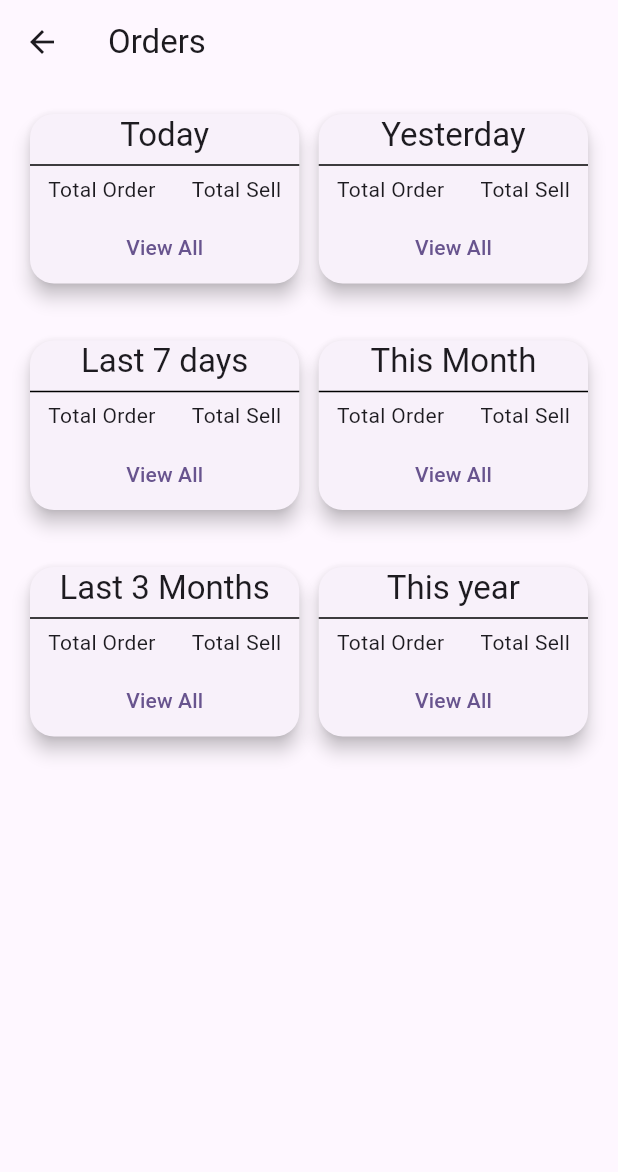
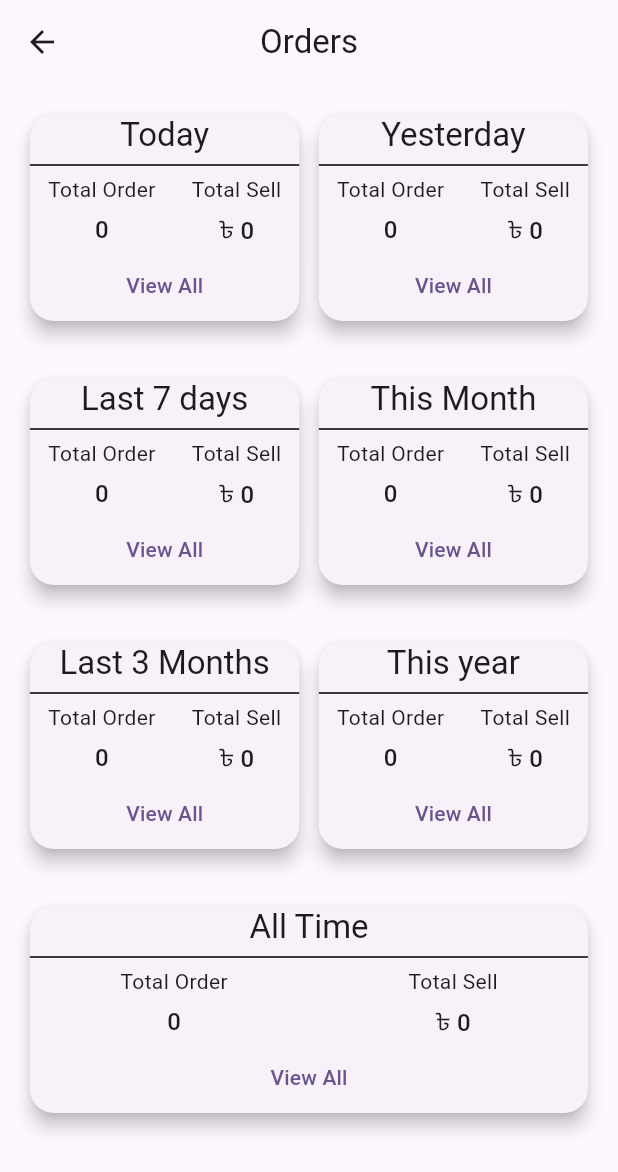
Before and after one commit to Shahadat4303191162/restaurant-management-adminApp, a Flutter app: the OrderPage screen opened by its route, on a phone screen of 412 x 824 dp. Shown: the top 1172 px of the screen. Run offline on Flutter 3.47's test engine with Material 2 defaults, Android fonts, the phone set to English and light mode, and no system bars; our stand-ins replace cached_network_image, cloud_firestore, connectivity_plus, firebase_auth, firebase_core, firebase_messaging and 5 more; accounts and stored records are empty.

Commit message:
2nd commit

```diff
--- a/lib/main.dart
+++ b/lib/main.dart
@@ -5,6 +5,7 @@ import 'package:cafe_admin/page/category_page.dart';
 import 'package:cafe_admin/page/coustomizable_product.dart';
 import 'package:cafe_admin/page/dashbord_page.dart';
 import 'package:cafe_admin/page/launcher_page.dart';
+import 'package:cafe_admin/page/order_details_page.dart';
 import 'package:cafe_admin/page/order_page.dart';
 import 'package:cafe_admin/page/table_number_page.dart';
 import 'package:cafe_admin/src/features/login/presentation/page/login_page.dart';
@@ -68,6 +69,7 @@ class MyApp extends StatelessWidget {
         CategoryPage.routeName: (_) => CategoryPage(),
         SettingsPage.routeName: (_) => SettingsPage(),
         OrderListPage.routeName: (_) => OrderListPage(),
+        OrderDetailsPage.routeName: (_) => OrderDetailsPage(),
         OrderPage.routeName:(_) => OrderPage(),
         OrderRequestPage.routeName: (_) => OrderRequestPage(),
         NewProductPage.routeName: (_) => NewProductPage(),
--- a/lib/models/drawer_list_tile_model.dart
+++ b/lib/models/drawer_list_tile_model.dart
@@ -18,7 +18,7 @@ class DrawerListTileModel{
   static const String choiceGroup = 'Choice Group';
   static const String dashBoard = 'Dashboard';
   static const String category = 'Category';
-  static const String order = 'Order';
+  static const String order = 'Order Request';
   static const String sales = 'Sales';
   static const String setting = 'Setting';
   static const String vatDiscount = 'Vat_Discount';
--- a/lib/page/Order_Request_page.dart
+++ b/lib/page/Order_Request_page.dart
@@ -8,7 +8,8 @@ class OrderRequestPage extends StatelessWidget {
   Widget build(BuildContext context) {
     return Scaffold(
       appBar: AppBar(
-        title: const Text('Sales'),
+        centerTitle: true,
+        title: const Text('Order Request List'),
       ),
     );
   }
--- a/lib/page/Vat_discount_page.dart
+++ b/lib/page/Vat_discount_page.dart
@@ -37,6 +37,7 @@ class _Vat_DiscountPageState extends State<Vat_DiscountPage> {
     final double screenWidth = MediaQuery.of(context).size.width;
     return Scaffold(
       appBar: AppBar(
+        centerTitle: true,
         title: const Text('Vat & discount'),
       ),
       body: Padding(
--- a/lib/page/dashbord_page.dart
+++ b/lib/page/dashbord_page.dart
@@ -129,7 +129,7 @@ class _DashboardPageState extends State<DashboardPage> {
       case DrawerListTileModel.dashBoard:
         return DashboardContent(); // Replace with your DashboardPage widget
       case DrawerListTileModel.order:
-        return OrderListPage(); // Replace with your OrderPage widget
+        return OrderRequestPage(); // Replace with your OrderPage widget
       case DrawerListTileModel.product_list:
         return ProductPage(); // Replace with your ProductPage widget
       case DrawerListTileModel.category:
@@ -159,7 +159,7 @@ class _DashboardPageState extends State<DashboardPage> {
         route = DashboardPage.routeName;
         break;
       case DrawerListTileModel.order :
-        route = OrderListPage.routeName;
+        route = OrderRequestPage.routeName;
         break;
       case DrawerListTileModel.product_list :
         route = ProductPage.routeName;
--- a/lib/page/order_page.dart
+++ b/lib/page/order_page.dart
@@ -13,6 +13,7 @@ class OrderPage extends StatelessWidget {
   Widget build(BuildContext context) {
     return Scaffold(
       appBar: AppBar(
+        centerTitle: true,
         title: const Text('Orders'),
       ),
       body: Consumer<OrderProvider>(
@@ -36,16 +37,16 @@ class OrderPage extends StatelessWidget {
                           children: [
                             Column(
                               children: [
-                                const Text ('Total Order'),
-                                const SizedBox(height: 5,),
-                                //Text('${provider.getFilteredListBySingleDay(DateTime.now()).length}',style: Theme.of(context).textTheme.headline5)
+                                Text ('Total Order'),
+                                SizedBox(height: 5,),
+                                Text('${provider.getFilteredListBySingleDay(DateTime.now()).length}',style: Theme.of(context).textTheme.titleMedium)
                               ],
                             ),
                             Column(
                               children: [
-                                const Text ('Total Sell'),
-                                const SizedBox(height: 5,),
-                                // Text('$currencysymbol ${provider.getTotalSaleBySingleDate(DateTime.now())}',style: Theme.of(context).textTheme.headline5)
+                                Text ('Total Sell'),
+                                SizedBox(height: 5,),
+                                Text('$currencysymbol ${provider.getTotalSaleBySingleDate(DateTime.now())}',style: Theme.of(context).textTheme.titleMedium)
                               ],
                             ),
                           ],
@@ -55,7 +56,7 @@ class OrderPage extends StatelessWidget {
                               Navigator.pushNamed(
                                 context,
                                 OrderListPage.routeName,
-                                // arguments: OrderFilter.TODAY,
+                                arguments: OrderFilter.TODAY,
                               ),
                           child: const Text('View All'),
                         ),
@@ -81,18 +82,18 @@ class OrderPage extends StatelessWidget {
                                 children: [
                                   const Text ('Total Order'),
                                   const SizedBox(height: 5,),
-                                  // Text('${provider
-                                  //     .getFilteredListBySingleDay(DateTime.now()
-                                  //     .subtract(const Duration(days: 1))).length}',
-                                  //   style: Theme.of(context).textTheme.headline5,)
+                                  Text('${provider
+                                      .getFilteredListBySingleDay(DateTime.now()
+                                      .subtract(const Duration(days: 1))).length}',
+                                    style: Theme.of(context).textTheme.titleMedium,)
                                 ],
                               ),
                               Column(
                                 children: [
                                   const Text ('Total Sell'),
                                   const SizedBox(height: 5,),
-                                  // Text('$currencysymbol ${provider.getTotalSaleBySingleDate(DateTime.now().subtract(const Duration(days: 1)))}',
-                                  //     style: Theme.of(context).textTheme.headline5)
+                                  Text('$currencysymbol ${provider.getTotalSaleBySingleDate(DateTime.now().subtract(const Duration(days: 1)))}',
+                                      style: Theme.of(context).textTheme.titleMedium)
                                 ],
                               ),
                             ],
@@ -102,7 +103,7 @@ class OrderPage extends StatelessWidget {
                                 Navigator.pushNamed(
                                   context,
                                   OrderListPage.routeName,
-                                  // arguments: OrderFilter.YESTERDAY,
+                                  arguments: OrderFilter.YESTERDAY,
                                 ),
                             child: const Text('View All'),
                           ),
@@ -134,15 +135,17 @@ class OrderPage extends StatelessWidget {
                               children: [
                                 const Text ('Total Order'),
                                 const SizedBox(height: 5,),
-                                //Text('${provider.getFilteredListBySingleDay(DateTime.now()).length}',style: Theme.of(context).textTheme.headline5)
-                              ],
+                                Text('${provider.getFilteredListByWeek(
+                                    DateTime.now().subtract(const Duration(days: 7))).length}',
+                                    style: Theme.of(context).textTheme.titleMedium)                              ],
                             ),
                             Column(
                               children: [
                                 const Text ('Total Sell'),
                                 const SizedBox(height: 5,),
-                                // Text('$currencysymbol ${provider.getTotalSaleBySingleDate(DateTime.now())}',style: Theme.of(context).textTheme.headline5)
-                              ],
+                                Text('$currencysymbol ${provider.getTotalSaleByWeek(
+                                    DateTime.now().subtract(const Duration(days: 7)))}',
+                                    style: Theme.of(context).textTheme.titleMedium)                              ],
                             ),
                           ],
                         ),
@@ -151,7 +154,7 @@ class OrderPage extends StatelessWidget {
                               Navigator.pushNamed(
                                 context,
                                 OrderListPage.routeName,
-                                // arguments: OrderFilter.TODAY,
+                                arguments: OrderFilter.SEVER_DAYS,
                               ),
                           child: const Text('View All'),
                         ),
@@ -177,18 +180,16 @@ class OrderPage extends StatelessWidget {
                                 children: [
                                   const Text ('Total Order'),
                                   const SizedBox(height: 5,),
-                                  // Text('${provider
-                                  //     .getFilteredListBySingleDay(DateTime.now()
-                                  //     .subtract(const Duration(days: 1))).length}',
-                                  //   style: Theme.of(context).textTheme.headline5,)
+                                  Text('${provider.getFilteredListByMonth(DateTime.now()).length}',
+                                      style: Theme.of(context).textTheme.titleMedium)
                                 ],
                               ),
                               Column(
                                 children: [
                                   const Text ('Total Sell'),
                                   const SizedBox(height: 5,),
-                                  // Text('$currencysymbol ${provider.getTotalSaleBySingleDate(DateTime.now().subtract(const Duration(days: 1)))}',
-                                  //     style: Theme.of(context).textTheme.headline5)
+                                  Text('$currencysymbol ${provider.getTotalSaleByMonth(DateTime.now())}',
+                                      style: Theme.of(context).textTheme.titleMedium)
                                 ],
                               ),
                             ],
@@ -198,7 +199,7 @@ class OrderPage extends StatelessWidget {
                                 Navigator.pushNamed(
                                   context,
                                   OrderListPage.routeName,
-                                  // arguments: OrderFilter.YESTERDAY,
+                                  arguments: OrderFilter.THIS_MONTH,
                                 ),
                             child: const Text('View All'),
                           ),
@@ -230,15 +231,17 @@ class OrderPage extends StatelessWidget {
                               children: [
                                 const Text ('Total Order'),
                                 const SizedBox(height: 5,),
-                                //Text('${provider.getFilteredListBySingleDay(DateTime.now()).length}',style: Theme.of(context).textTheme.headline5)
-                              ],
+                                Text('${provider.getFilteredListByWeek(
+                                    DateTime.now().subtract(const Duration(days: 90))).length}',
+                                    style: Theme.of(context).textTheme.titleMedium)                                ],
                             ),
                             Column(
                               children: [
                                 const Text ('Total Sell'),
                                 const SizedBox(height: 5,),
-                                // Text('$currencysymbol ${provider.getTotalSaleBySingleDate(DateTime.now())}',style: Theme.of(context).textTheme.headline5)
-                              ],
+                                Text('$currencysymbol ${provider.getTotalSaleByWeek(
+                                    DateTime.now().subtract(const Duration(days: 90)))}',
+                                    style: Theme.of(context).textTheme.titleMedium)                               ],
                             ),
                           ],
                         ),
@@ -247,7 +250,7 @@ class OrderPage extends StatelessWidget {
                               Navigator.pushNamed(
                                 context,
                                 OrderListPage.routeName,
-                                // arguments: OrderFilter.TODAY,
+                                arguments: OrderFilter.THREE_MONTH,
                               ),
                           child: const Text('View All'),
                         ),
@@ -273,18 +276,16 @@ class OrderPage extends StatelessWidget {
                                 children: [
                                   const Text ('Total Order'),
                                   const SizedBox(height: 5,),
-                                  // Text('${provider
-                                  //     .getFilteredListBySingleDay(DateTime.now()
-                                  //     .subtract(const Duration(days: 1))).length}',
-                                  //   style: Theme.of(context).textTheme.headline5,)
+                                  Text('${provider.getFilteredListByYear(DateTime.now()).length}',
+                                      style: Theme.of(context).textTheme.titleMedium)
                                 ],
                               ),
                               Column(
                                 children: [
                                   const Text ('Total Sell'),
                                   const SizedBox(height: 5,),
-                                  // Text('$currencysymbol ${provider.getTotalSaleBySingleDate(DateTime.now().subtract(const Duration(days: 1)))}',
-                                  //     style: Theme.of(context).textTheme.headline5)
+                                  Text('$currencysymbol ${provider.getTotalSaleByYear(DateTime.now())}',
+                                      style: Theme.of(context).textTheme.titleMedium)
                                 ],
                               ),
                             ],
@@ -294,7 +295,7 @@ class OrderPage extends StatelessWidget {
                                 Navigator.pushNamed(
                                   context,
                                   OrderListPage.routeName,
-                                  // arguments: OrderFilter.YESTERDAY,
+                                  arguments: OrderFilter.THIS_YEAR,
                                 ),
                             child: const Text('View All'),
                           ),
@@ -304,6 +305,51 @@ class OrderPage extends StatelessWidget {
                 ),
               ],
             ),
+            SizedBox(
+              height: 30,
+            ),
+            Card(
+                elevation: 5,
+                shape: RoundedRectangleBorder(borderRadius: BorderRadius.circular(16)),
+                child: Column(
+                  children: [
+                    Text('All Time',style: Theme.of(context).textTheme.titleLarge,),
+                    const SizedBox(height: 5,),
+                    const Divider(height: 2,color: Colors.black),
+                    const SizedBox(height: 5,),
+                    Row(
+                      mainAxisAlignment: MainAxisAlignment.spaceAround,
+                      children: [
+                        Column(
+                          children: [
+                            const Text ('Total Order'),
+                            const SizedBox(height: 5,),
+                            Text('${provider.orderPaymentList.length}',
+                                style: Theme.of(context).textTheme.titleMedium)
+                          ],
+                        ),
+                        Column(
+                          children: [
+                            const Text ('Total Sell'),
+                            const SizedBox(height: 5,),
+                            Text('$currencysymbol ${provider.getTotalSale()}',
+                                style: Theme.of(context).textTheme.titleMedium)
+                          ],
+                        ),
+                      ],
+                    ),
+                    TextButton(
+                      onPressed: () =>
+                          Navigator.pushNamed(
+                            context,
+                            OrderListPage.routeName,
+                            arguments: OrderFilter.ALL_TIME,
+                          ),
+                      child: const Text('View All'),
+                    ),
+                  ],
+                )
+            ),
           ],
         ),
       ),
--- a/lib/provider/order_provider.dart
+++ b/lib/provider/order_provider.dart
@@ -1,23 +1,27 @@
 import 'package:cafe_admin/db/dbhelper.dart';
+import 'package:cafe_admin/models/cart_moder.dart';
 import 'package:cafe_admin/models/order_constants_model.dart';
 import 'package:cafe_admin/models/order_payment_model.dart';
 import 'package:cafe_admin/models/order_request_model.dart';
 import 'package:flutter/material.dart';
 
-class OrderProvider extends ChangeNotifier{
+import '../utils/constants.dart';
+
+class OrderProvider extends ChangeNotifier {
   List<OrderRequestModel> orderRequestList = [];
   List<OrderPaymentModel> orderPaymentList = [];
+  String uid = 'i7eDs9YfBPgJff33lbEJOzNGaUm2';
   OrderConstantsModel orderConstantsModel = OrderConstantsModel();
 
-  getOrderConstants(){
+  getOrderConstants() {
     DbHelper.getOrderConstants().listen((event) {
-      if(event.exists){
+      if (event.exists) {
         orderConstantsModel = OrderConstantsModel.fromMap(event.data()!);
       }
     });
   }
 
-  getAllOrders(){
+  getAllOrders() {
     DbHelper.getAllOrder().listen((snapshot) {
       orderPaymentList = List.generate(snapshot.docs.length, (index) =>
           OrderPaymentModel.fromMap(snapshot.docs[index].data()));
@@ -25,18 +29,139 @@ class OrderProvider extends ChangeNotifier{
     });
   }
 
-  getAllOrderRequest(){
-
+  getAllOrderRequest() {
+    DbHelper.getAllOrderRequest(uid).listen((snapshot) {
+      orderRequestList = [OrderRequestModel.fromMap(snapshot.docs[0].data())];
+      notifyListeners();
+    });
   }
 
-  Future<void> getOrderConstants2() async{
+  Future<void> getOrderConstants2() async {
     final snapshot = await DbHelper.getOrderConstants2();
     orderConstantsModel = OrderConstantsModel.fromMap(snapshot.data()!);
     notifyListeners();
   }
 
+  List<OrderPaymentModel> getFilteredListBySingleDay(DateTime dateTime) {
+    return orderPaymentList.where((orderM) =>
+    orderM.paymentDate.timestamp
+        .toDate()
+        .day == dateTime.day &&
+        orderM.paymentDate.timestamp
+            .toDate()
+            .month == dateTime.month &&
+        orderM.paymentDate.timestamp
+            .toDate()
+            .year == dateTime.year
+    ).toList();
+  }
+
+  List<OrderPaymentModel> getFilteredListByWeek(DateTime dateTime) {
+    return orderPaymentList.where((orderM) =>
+        orderM.paymentDate.timestamp.toDate().isAfter(dateTime)
+    ).toList();
+  }
+
+  List<OrderPaymentModel> getFilteredListByMonth(DateTime dt) {
+    return orderPaymentList.where((orderM) =>
+    orderM.paymentDate.timestamp
+        .toDate()
+        .month == dt.month &&
+        orderM.paymentDate.timestamp
+            .toDate()
+            .year == dt.year
+    ).toList();
+  }
+
+  List<OrderPaymentModel> getFilteredListByYear(DateTime dt) {
+    return orderPaymentList.where((orderM) =>
+    orderM.paymentDate.timestamp
+        .toDate()
+        .year == dt.year
+    ).toList();
+  }
+
+  num getTotalSaleBySingleDate(DateTime dt) {
+    num total = 0;
+    final list = getFilteredListBySingleDay(dt);
+    for (var order in list) {
+      total += order.grandTotal;
+    }
+    return total.round();
+  }
+
+  num getTotalSaleByWeek(DateTime dt) {
+    num total = 0;
+    final list = getFilteredListByWeek(dt);
+    for (var order in list) {
+      total += order.grandTotal;
+    }
+    return total.round();
+  }
+
+  num getTotalSaleByMonth(DateTime dt) {
+    num total = 0;
+    final list = getFilteredListByMonth(dt);
+    for (var order in list) {
+      total += order.grandTotal;
+    }
+    return total.round();
+  }
+
+  num getTotalSaleByYear(DateTime dt) {
+    num total = 0;
+    final list = getFilteredListByYear(dt);
+    for (var order in list) {
+      total += order.grandTotal;
+    }
+    return total.round();
+  }
+
+  num getTotalSale() {
+    num total = 0;
+    for (var order in orderPaymentList) {
+      total += order.grandTotal;
+    }
+    return total.round();
+  }
 
   Future<void> addOrderConstants(OrderConstantsModel orderConstantsModel) =>
-    DbHelper.addOrderConstants(orderConstantsModel);
+      DbHelper.addOrderConstants(orderConstantsModel);
 
+  List<OrderPaymentModel> getFilteredList(OrderFilter filter) {
+    var list = <OrderPaymentModel>[];
+    switch (filter) {
+      case OrderFilter.TODAY:
+        list = getFilteredListBySingleDay(DateTime.now());
+        break;
+
+      case OrderFilter.YESTERDAY:
+        list = getFilteredListBySingleDay(
+            DateTime.now().subtract(const Duration(days: 1)));
+        break;
+
+      case OrderFilter.SEVER_DAYS:
+        list = getFilteredListByWeek(
+            DateTime.now().subtract(const Duration(days: 7)));
+        break;
+
+      case OrderFilter.THIS_MONTH:
+        list = getFilteredListByMonth(DateTime.now());
+        break;
+      case OrderFilter.THREE_MONTH:
+        list = getFilteredListByWeek(
+            DateTime.now().subtract(const Duration(days: 90)));
+        break;
+      case OrderFilter.THIS_YEAR:
+        list = getFilteredListByYear(DateTime.now());
+        break;
+      case OrderFilter.ALL_TIME:
+        list = orderPaymentList;
+        break;
+    }
+    return list;
+  }
+
+  List<OrderPaymentModel> getFilteredListForDashbord() =>
+      orderPaymentList;
 }
--- a/lib/utils/constants.dart
+++ b/lib/utils/constants.dart
@@ -19,3 +19,7 @@ const red = Colors.red;
 
 // Default App Padding
 const appPadding = 16.0;
+
+enum OrderFilter{
+  TODAY,YESTERDAY,SEVER_DAYS, THIS_MONTH,THREE_MONTH,THIS_YEAR,ALL_TIME;
+}
```
Also changed, not shown: lib/page/order_details_page.dart (+13 -0 lines), lib/page/order_list_page.dart (+60 -0 lines), lib/widgets/dashbord_component/dashboard_content.dart (+44 -47 lines).
